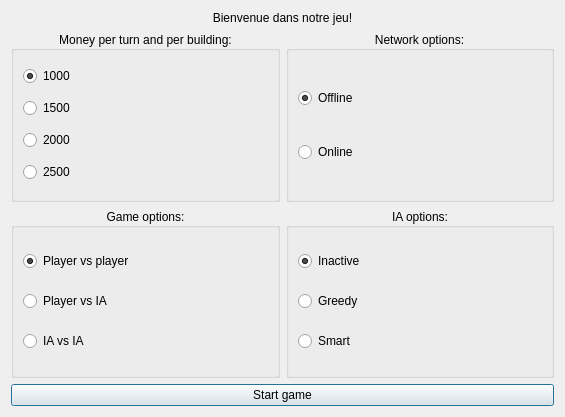
Qt form AdvanceWars/startingwindow.ui (ulb-be-pauleroy/QtCuteSmart_Advance_Wars) before a commit.
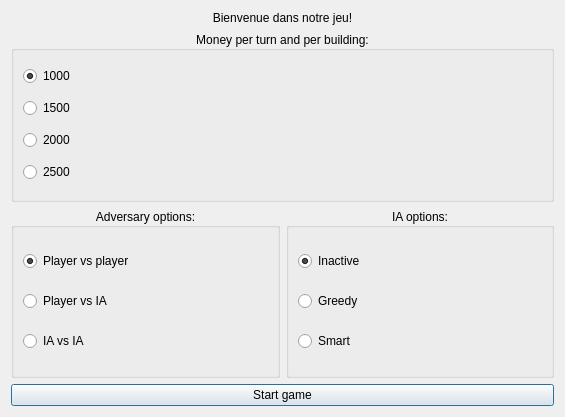
The same form after that commit.

```diff
--- a/AdvanceWars/startingwindow.ui
+++ b/AdvanceWars/startingwindow.ui
@@ -85,39 +85,6 @@
        </item>
       </layout>
      </item>
-     <item>
-      <layout class="QVBoxLayout" name="verticalLayout_8">
-       <item>
-        <widget class="QGroupBox" name="groupBox_4">
-         <property name="title">
-          <string>Network options:</string>
-         </property>
-         <property name="alignment">
-          <set>Qt::AlignCenter</set>
-         </property>
-         <layout class="QVBoxLayout" name="verticalLayout_9">
-          <item>
-           <widget class="QRadioButton" name="radioButton_2">
-            <property name="text">
-             <string>Offline</string>
-            </property>
-            <property name="checked">
-             <bool>true</bool>
-            </property>
-           </widget>
-          </item>
-          <item>
-           <widget class="QRadioButton" name="radioButton">
-            <property name="text">
-             <string>Online</string>
-            </property>
-           </widget>
-          </item>
-         </layout>
-        </widget>
-       </item>
-      </layout>
-     </item>
     </layout>
    </item>
    <item>
@@ -127,7 +94,7 @@
        <item>
         <widget class="QGroupBox" name="groupBox_2">
          <property name="title">
-          <string>Game options:</string>
+          <string>Adversary options:</string>
          </property>
          <property name="alignment">
           <set>Qt::AlignCenter</set>
@@ -138,6 +105,9 @@
          <property name="checkable">
           <bool>false</bool>
          </property>
+         <property name="checked">
+          <bool>false</bool>
+         </property>
          <layout class="QVBoxLayout" name="verticalLayout_6">
           <item>
            <widget class="QRadioButton" name="GameOption_1">
```
